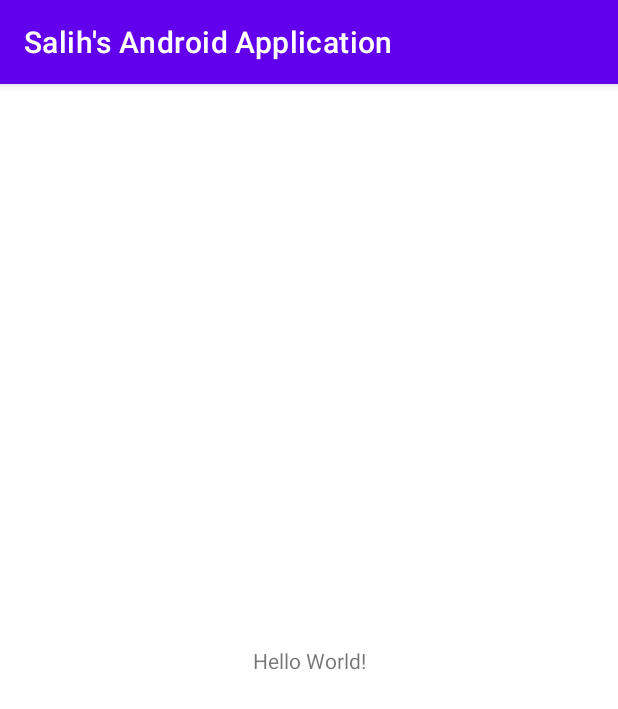
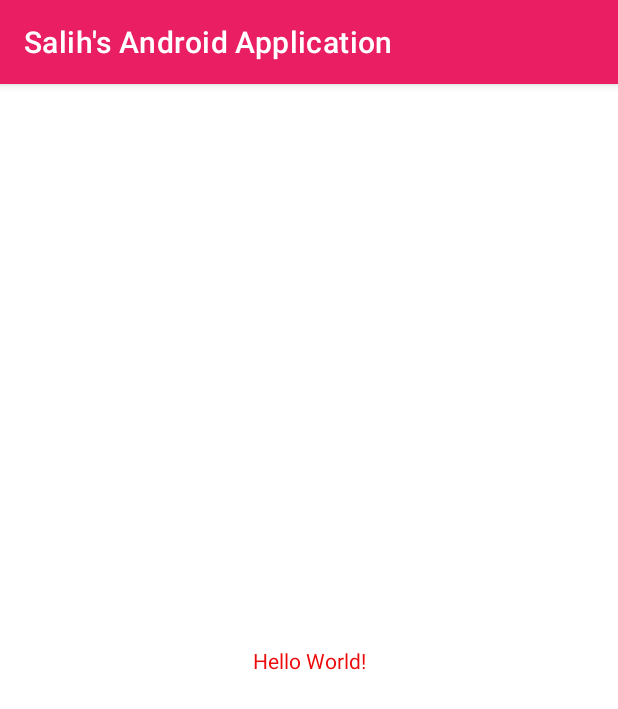
Before and after one commit to SalihEns/MyAndroidProjects, an Android app: the screen it shows after launch (MainActivity), on a phone screen of 412 x 824 dp. Shown: the top 709 px of the screen. Run offline under Robolectric (Android 15) with nearby library versions, the phone set to English and light mode, and no system bars.

Commit message:
"Second commit: changed the icon and app colours"

```diff
--- a/app/src/main/AndroidManifest.xml
+++ b/app/src/main/AndroidManifest.xml
@@ -4,9 +4,8 @@
 
     <application
         android:allowBackup="true"
-        android:icon="@mipmap/ic_launcher"
+        android:icon="@drawable/app_icon"
         android:label="@string/app_name"
-        android:roundIcon="@mipmap/ic_launcher_round"
         android:supportsRtl="true"
         android:theme="@style/Theme.SalihsAndroidApplication">
         <activity android:name=".MainActivity">
--- a/app/src/main/res/mipmap-anydpi-v26/ic_launcher.xml
+++ /dev/null
@@ -1,5 +0,0 @@
-<?xml version="1.0" encoding="utf-8"?>
-<adaptive-icon xmlns:android="http://schemas.android.com/apk/res/android">
-    <background android:drawable="@drawable/ic_launcher_background" />
-    <foreground android:drawable="@drawable/ic_launcher_foreground" />
-</adaptive-icon>
--- a/app/src/main/res/mipmap-anydpi-v26/ic_launcher_round.xml
+++ /dev/null
@@ -1,5 +0,0 @@
-<?xml version="1.0" encoding="utf-8"?>
-<adaptive-icon xmlns:android="http://schemas.android.com/apk/res/android">
-    <background android:drawable="@drawable/ic_launcher_background" />
-    <foreground android:drawable="@drawable/ic_launcher_foreground" />
-</adaptive-icon>
--- a/app/src/main/res/values-night/themes.xml
+++ b/app/src/main/res/values-night/themes.xml
@@ -2,15 +2,13 @@
     <!-- Base application theme. -->
     <style name="Theme.SalihsAndroidApplication" parent="Theme.MaterialComponents.DayNight.DarkActionBar">
         <!-- Primary brand color. -->
-        <item name="colorPrimary">@color/purple_200</item>
-        <item name="colorPrimaryVariant">@color/purple_700</item>
-        <item name="colorOnPrimary">@color/black</item>
+        <item name="colorPrimary">@color/my_primary</item>
+
         <!-- Secondary brand color. -->
-        <item name="colorSecondary">@color/teal_200</item>
-        <item name="colorSecondaryVariant">@color/teal_200</item>
-        <item name="colorOnSecondary">@color/black</item>
+        <item name="colorSecondary">@color/my_secondary</item>
+
         <!-- Status bar color. -->
-        <item name="android:statusBarColor" tools:targetApi="l">?attr/colorPrimaryVariant</item>
+        <item name="android:statusBarColor" >@color/my_statusbar</item>
         <!-- Customize your theme here. -->
     </style>
 </resources>
--- a/app/src/main/res/values/colors.xml
+++ b/app/src/main/res/values/colors.xml
@@ -1,10 +1,12 @@
 <?xml version="1.0" encoding="utf-8"?>
 <resources>
-    <color name="purple_200">#FFBB86FC</color>
-    <color name="purple_500">#FF6200EE</color>
-    <color name="purple_700">#FF3700B3</color>
-    <color name="teal_200">#FF03DAC5</color>
-    <color name="teal_700">#FF018786</color>
+    <color name="my_primary">#E91E63</color>
+    <color name="my_secondary">#4CAF50</color>
+    <color name="my_statusbar">#3F51B5</color>
+
     <color name="black">#FF000000</color>
     <color name="white">#FFFFFFFF</color>
+
+    <color name="my_text">#ED0A0A</color>
+
 </resources>
--- a/app/src/main/res/values/themes.xml
+++ b/app/src/main/res/values/themes.xml
@@ -2,15 +2,15 @@
     <!-- Base application theme. -->
     <style name="Theme.SalihsAndroidApplication" parent="Theme.MaterialComponents.DayNight.DarkActionBar">
         <!-- Primary brand color. -->
-        <item name="colorPrimary">@color/purple_500</item>
-        <item name="colorPrimaryVariant">@color/purple_700</item>
-        <item name="colorOnPrimary">@color/white</item>
+        <item name="colorPrimary">@color/my_primary</item>
+
         <!-- Secondary brand color. -->
-        <item name="colorSecondary">@color/teal_200</item>
-        <item name="colorSecondaryVariant">@color/teal_700</item>
-        <item name="colorOnSecondary">@color/black</item>
+        <item name="colorSecondary">@color/my_secondary</item>
+
         <!-- Status bar color. -->
-        <item name="android:statusBarColor" tools:targetApi="l">?attr/colorPrimaryVariant</item>
+        <item name="android:statusBarColor" >@color/my_statusbar</item>
         <!-- Customize your theme here. -->
+        <item name="android:textColor" >@color/my_text</item>
+
     </style>
 </resources>
```
Also changed, not shown: app/src/main/res/drawable-v24/ic_launcher_foreground.xml (deleted, +0 -30 lines), app/src/main/res/drawable/app_icon.png (added), app/src/main/res/mipmap-hdpi/ic_launcher.png (deleted), app/src/main/res/mipmap-hdpi/ic_launcher_round.png (deleted), app/src/main/res/mipmap-mdpi/ic_launcher.png (deleted), app/src/main/res/mipmap-mdpi/ic_launcher_round.png (deleted), app/src/main/res/mipmap-xhdpi/ic_launcher.png (deleted), app/src/main/res/mipmap-xhdpi/ic_launcher_round.png (deleted), app/src/main/res/mipmap-xxhdpi/ic_launcher.png (deleted), app/src/main/res/mipmap-xxhdpi/ic_launcher_round.png (deleted), app/src/main/res/mipmap-xxxhdpi/ic_launcher.png (deleted), app/src/main/res/mipmap-xxxhdpi/ic_launcher_round.png (deleted).
